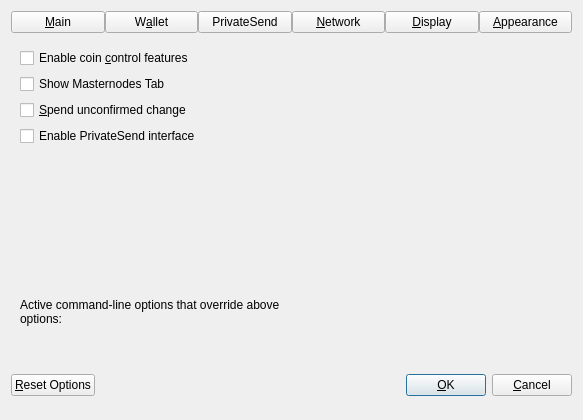
Above: src/qt/forms/optionsdialog.ui from xdustinface/dash before the change. Below: the same form after it.
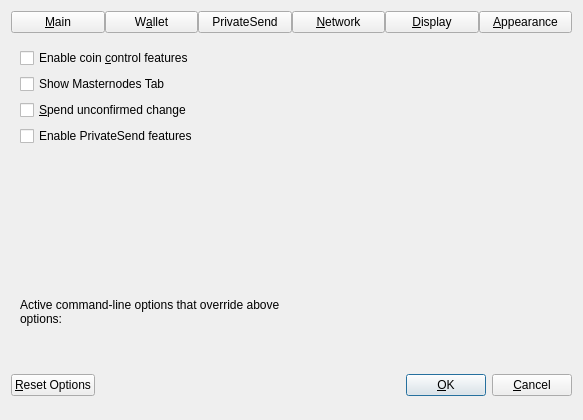
That is the form after the change. The open tabs and pages were chosen to show the change. Custom widgets are drawn as their Qt base class.

Commit message: Apply suggestions from code review

Patch:
```diff
--- a/src/qt/forms/optionsdialog.ui
+++ b/src/qt/forms/optionsdialog.ui
@@ -281,7 +281,7 @@
              <string>Show additional information and buttons for PrivateSend on overview screen.</string>
             </property>
             <property name="text">
-             <string>Enable PrivateSend interface</string>
+             <string>Enable PrivateSend features</string>
             </property>
            </widget>
           </item>
```
Left out of the diff: 2 changed lines with no effect on the pictures.
